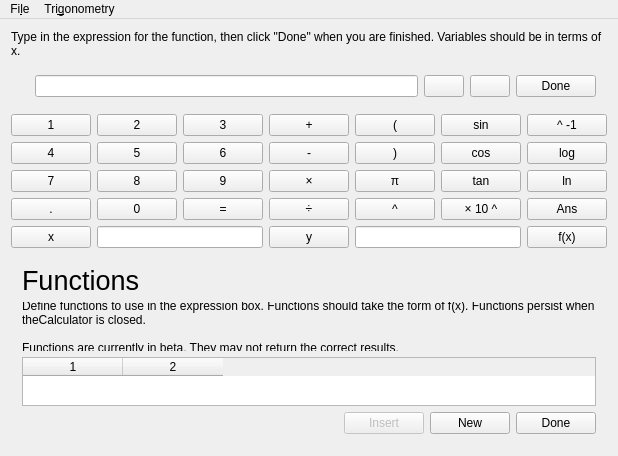
This is mainwindow.ui in theCheeseboard/thecalculator as Qt 5 draws it before an edit. The edited form follows.
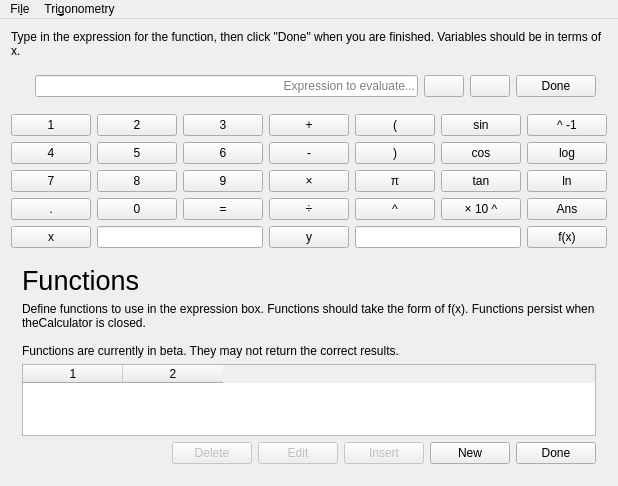
This is the edited form. Icons and pictures are not drawn.

Diff of the .ui file:
```diff
--- a/mainwindow.ui
+++ b/mainwindow.ui
@@ -7,7 +7,7 @@
     <x>0</x>
     <y>0</y>
     <width>614</width>
-    <height>411</height>
+    <height>486</height>
    </rect>
   </property>
   <property name="windowTitle">
@@ -314,6 +314,30 @@
            </property>
           </spacer>
          </item>
+         <item>
+          <widget class="QPushButton" name="functionsDelete">
+           <property name="enabled">
+            <bool>false</bool>
+           </property>
+           <property name="text">
+            <string>Delete</string>
+           </property>
+           <property name="icon">
+            <iconset theme="edit-delete">
+             <normaloff>.</normaloff>.</iconset>
+           </property>
+          </widget>
+         </item>
+         <item>
+          <widget class="QPushButton" name="functionsEdit">
+           <property name="enabled">
+            <bool>false</bool>
+           </property>
+           <property name="text">
+            <string>Edit</string>
+           </property>
+          </widget>
+         </item>
          <item>
           <widget class="QPushButton" name="functionsInsert">
            <property name="enabled">
@@ -356,7 +380,7 @@
      </widget>
     </item>
     <item row="1" column="0" colspan="7">
-     <widget class="QFrame" name="">
+     <widget class="QFrame" name="frame">
       <property name="sizePolicy">
        <sizepolicy hsizetype="Preferred" vsizetype="Fixed">
         <horstretch>0</horstretch>
@@ -376,6 +400,9 @@
          <property name="alignment">
           <set>Qt::AlignRight|Qt::AlignTrailing|Qt::AlignVCenter</set>
          </property>
+         <property name="placeholderText">
+          <string>Expression to evaluate...</string>
+         </property>
         </widget>
        </item>
        <item>
```
Left out of the diff: 3 changed lines with no effect on the pictures.
